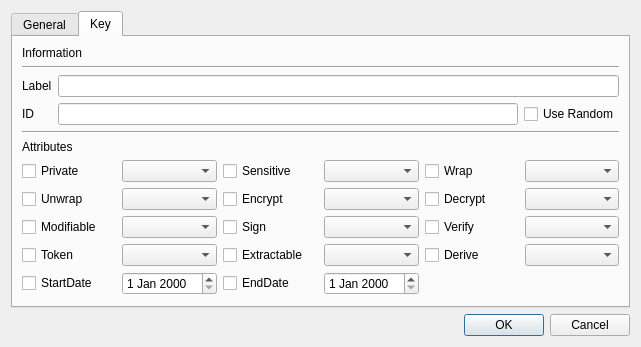
Before: the Qt Designer form CryptokiMan/create_key_dlg.ui in jykim74/CryptokiMan, drawn with Qt 5.
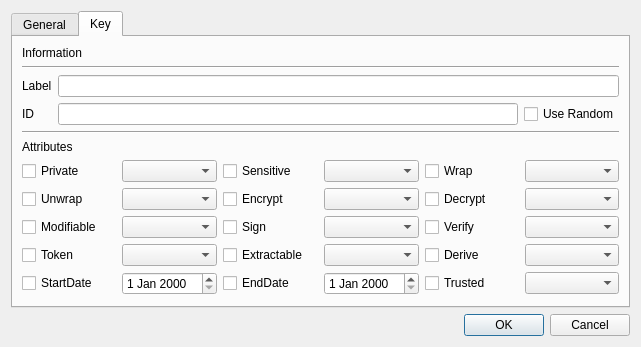
After: the same form once the commit is applied.

Commit message: CKA_TRUSTED 콤보 버튼 지원

Diff of the .ui file:
```diff
--- a/CryptokiMan/create_key_dlg.ui
+++ b/CryptokiMan/create_key_dlg.ui
@@ -622,6 +622,16 @@
          <item row="4" column="3">
           <widget class="QDateEdit" name="mEndDateEdit"/>
          </item>
+         <item row="4" column="4">
+          <widget class="QCheckBox" name="mTrustedCheck">
+           <property name="text">
+            <string>Trusted</string>
+           </property>
+          </widget>
+         </item>
+         <item row="4" column="5">
+          <widget class="QComboBox" name="mTrustedCombo"/>
+         </item>
         </layout>
        </item>
        <item>
```
The commit also changes 34 other files.
